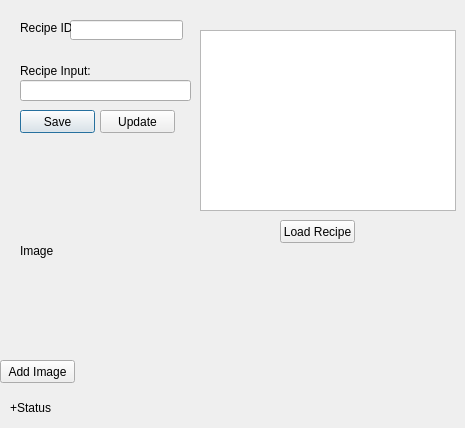
Old version of the form recipes.ui in the repository pateca26/Personal-Recipe-Database.
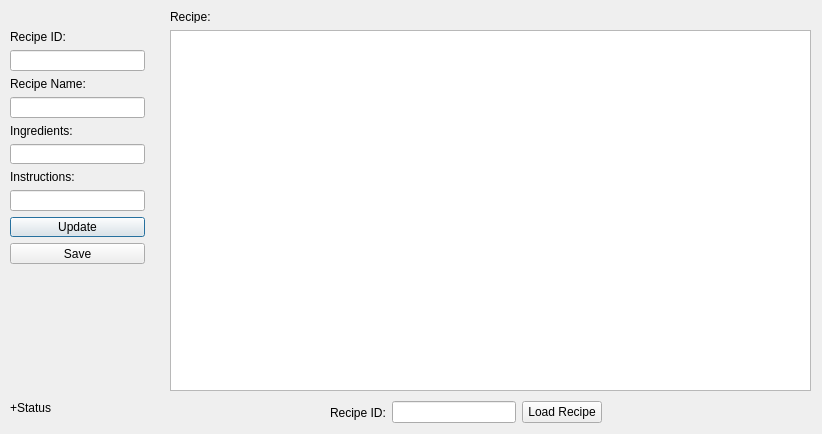
New version of the form.

Diff of the .ui file:
```diff
--- a/recipes.ui
+++ b/recipes.ui
@@ -6,49 +6,13 @@
    <rect>
     <x>0</x>
     <y>0</y>
-    <width>465</width>
-    <height>428</height>
+    <width>822</width>
+    <height>434</height>
    </rect>
   </property>
   <property name="windowTitle">
    <string>Dialog</string>
   </property>
-  <widget class="QPushButton" name="pushButton">
-   <property name="geometry">
-    <rect>
-     <x>20</x>
-     <y>110</y>
-     <width>75</width>
-     <height>23</height>
-    </rect>
-   </property>
-   <property name="text">
-    <string>Save</string>
-   </property>
-  </widget>
-  <widget class="QLabel" name="label">
-   <property name="geometry">
-    <rect>
-     <x>20</x>
-     <y>60</y>
-     <width>71</width>
-     <height>21</height>
-    </rect>
-   </property>
-   <property name="text">
-    <string>Recipe Input:</string>
-   </property>
-  </widget>
-  <widget class="QLineEdit" name="txt_recipe">
-   <property name="geometry">
-    <rect>
-     <x>20</x>
-     <y>80</y>
-     <width>171</width>
-     <height>21</height>
-    </rect>
-   </property>
-  </widget>
   <widget class="QLabel" name="label_sec_status">
    <property name="geometry">
     <rect>
@@ -62,90 +26,123 @@
     <string>+Status</string>
    </property>
   </widget>
-  <widget class="QLineEdit" name="rid">
-   <property name="geometry">
-    <rect>
-     <x>70</x>
-     <y>20</y>
-     <width>113</width>
-     <height>20</height>
-    </rect>
-   </property>
-  </widget>
-  <widget class="QLabel" name="label_2">
-   <property name="geometry">
-    <rect>
-     <x>20</x>
-     <y>20</y>
-     <width>51</width>
-     <height>16</height>
-    </rect>
-   </property>
-   <property name="text">
-    <string>Recipe ID:</string>
-   </property>
-  </widget>
-  <widget class="QPushButton" name="pushButton_Edit">
-   <property name="geometry">
-    <rect>
-     <x>100</x>
-     <y>110</y>
-     <width>75</width>
-     <height>23</height>
-    </rect>
-   </property>
-   <property name="text">
-    <string>Update</string>
-   </property>
-  </widget>
   <widget class="QTableView" name="tableView">
    <property name="geometry">
     <rect>
-     <x>200</x>
+     <x>170</x>
      <y>30</y>
-     <width>256</width>
-     <height>181</height>
+     <width>641</width>
+     <height>361</height>
     </rect>
    </property>
   </widget>
-  <widget class="QPushButton" name="pushButton_load">
+  <widget class="QLabel" name="label_6">
    <property name="geometry">
     <rect>
-     <x>280</x>
-     <y>220</y>
-     <width>75</width>
-     <height>23</height>
+     <x>170</x>
+     <y>10</y>
+     <width>47</width>
+     <height>13</height>
     </rect>
    </property>
    <property name="text">
-    <string>Load Recipe</string>
+    <string>Recipe:</string>
    </property>
   </widget>
-  <widget class="QPushButton" name="pushButton_addImage">
+  <widget class="QWidget" name="">
    <property name="geometry">
     <rect>
-     <x>0</x>
-     <y>360</y>
-     <width>75</width>
-     <height>23</height>
+     <x>10</x>
+     <y>30</y>
+     <width>135</width>
+     <height>234</height>
     </rect>
    </property>
-   <property name="text">
-    <string>Add Image</string>
-   </property>
+   <layout class="QVBoxLayout" name="verticalLayout">
+    <item>
+     <widget class="QLabel" name="label_2">
+      <property name="text">
+       <string>Recipe ID:</string>
+      </property>
+     </widget>
+    </item>
+    <item>
+     <widget class="QLineEdit" name="rid"/>
+    </item>
+    <item>
+     <widget class="QLabel" name="label">
+      <property name="text">
+       <string>Recipe Name:</string>
+      </property>
+     </widget>
+    </item>
+    <item>
+     <widget class="QLineEdit" name="txt_recipe"/>
+    </item>
+    <item>
+     <widget class="QLabel" name="label_3">
+      <property name="text">
+       <string>Ingredients:</string>
+      </property>
+     </widget>
+    </item>
+    <item>
+     <widget class="QLineEdit" name="lineEdit_Ingredients"/>
+    </item>
+    <item>
+     <widget class="QLabel" name="label_4">
+      <property name="text">
+       <string>Instructions:</string>
+      </property>
+     </widget>
+    </item>
+    <item>
+     <widget class="QLineEdit" name="lineEdit_Instructions"/>
+    </item>
+    <item>
+     <widget class="QPushButton" name="pushButton_Edit">
+      <property name="text">
+       <string>Update</string>
+      </property>
+     </widget>
+    </item>
+    <item>
+     <widget class="QPushButton" name="pushButton">
+      <property name="text">
+       <string>Save</string>
+      </property>
+     </widget>
+    </item>
+   </layout>
   </widget>
-  <widget class="QLabel" name="lblBkImge">
+  <widget class="QWidget" name="">
    <property name="geometry">
     <rect>
-     <x>20</x>
-     <y>170</y>
-     <width>171</width>
-     <height>161</height>
+     <x>330</x>
+     <y>400</y>
+     <width>272</width>
+     <height>25</height>
     </rect>
    </property>
-   <property name="text">
-    <string>Image</string>
-   </property>
+   <layout class="QHBoxLayout" name="horizontalLayout">
+    <item>
+     <widget class="QLabel" name="label_5">
+      <property name="text">
+       <string>Recipe ID:</string>
+      </property>
+     </widget>
+    </item>
+    <item>
+     <widget class="QLineEdit" name="lineEdit_Load"/>
+    </item>
+    <item>
+     <widget class="QPushButton" name="pushButton_load">
+      <property name="text">
+       <string>Load Recipe</string>
+      </property>
+     </widget>
+    </item>
+   </layout>
   </widget>
  </widget>
  <resources/>
```
